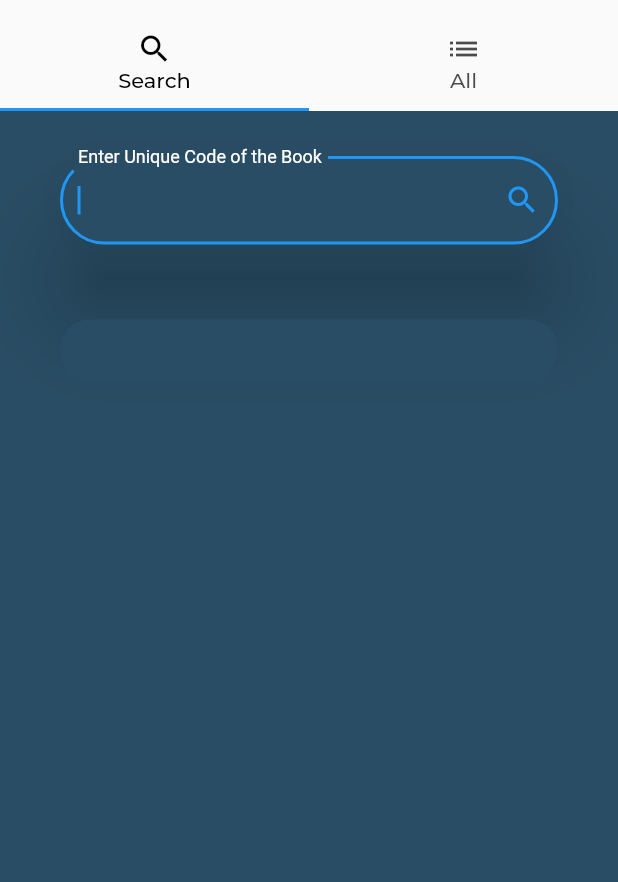
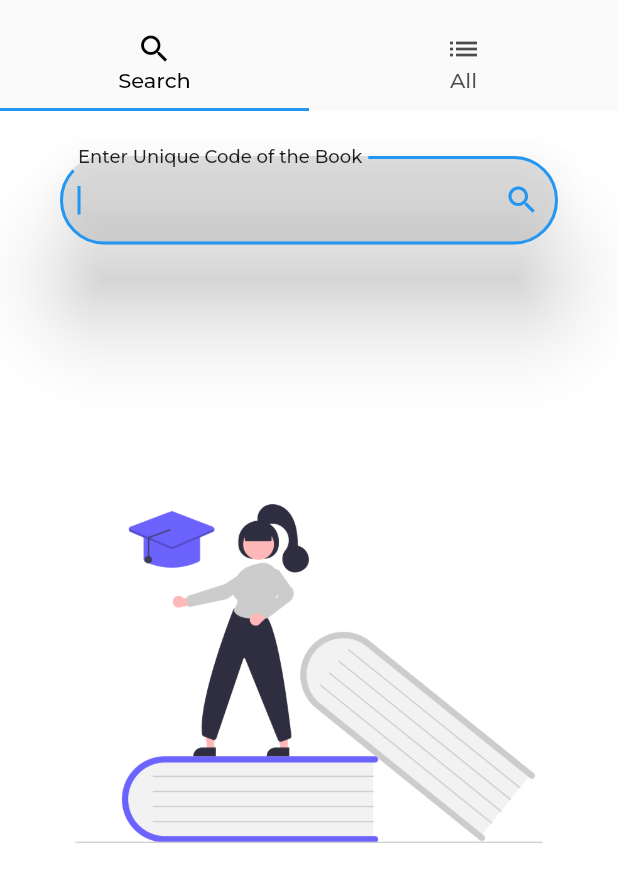
Before and after one commit to Im-gkira/library_management_system, a Flutter app: the IssuedBooks screen opened by its route, on a phone screen of 412 x 824 dp. Shown: the top 882 px of the screen. Run offline on Flutter 3.47's test engine with Material 2 defaults, Android fonts, the phone set to English and light mode, and no system bars; our stand-ins replace auto_size_text, bottom_navy_bar, carousel_slider, cloud_firestore, firebase_auth, firebase_core and 4 more; missing offline and left inert: drawing_animation; accounts and stored records are empty; Roboto replaces fonts that are missing (Poppins).

Commit message:
Styling of Admin Interface

```diff
--- a/lib/Screens/issued_books_screen.dart
+++ b/lib/Screens/issued_books_screen.dart
@@ -29,7 +29,7 @@ class _IssuedBooksState extends State<IssuedBooks> {
   // The list is emptied in the beginning.
   // The data is sorted in accordance to the due date to show the whose date is near on the top.
   void viewIssuedBooks() async {
-    try{
+    try {
       var bookData =
           await _firestore.collection('issued books').orderBy('Due Date').get();
       setState(() {
@@ -44,9 +44,10 @@ class _IssuedBooksState extends State<IssuedBooks> {
           );
         }
       });
-    }
-    catch(e){
-      Fluttertoast.showToast(msg: e.toString(),);
+    } catch (e) {
+      Fluttertoast.showToast(
+        msg: e.toString(),
+      );
     }
   }
 
@@ -57,7 +58,9 @@ class _IssuedBooksState extends State<IssuedBooks> {
       var bookData =
           await _firestore.collection('issued books').doc(enteredCode).get();
       if (bookData.data() == null) {
-        Fluttertoast.showToast(msg: 'Book Not Found',);
+        Fluttertoast.showToast(
+          msg: 'Book Not Found',
+        );
         // print('Book Not Found');
       } else {
         setState(() {
@@ -72,7 +75,9 @@ class _IssuedBooksState extends State<IssuedBooks> {
         });
       }
     } catch (e) {
-      Fluttertoast.showToast(msg: e.toString(),);
+      Fluttertoast.showToast(
+        msg: e.toString(),
+      );
     }
   }
 
@@ -100,7 +105,7 @@ class _IssuedBooksState extends State<IssuedBooks> {
       child: Scaffold(
         resizeToAvoidBottomInset: false,
         appBar: TabBar(
-            onTap: (value){
+          onTap: (value) {
             SystemChannels.textInput.invokeMethod('TextInput.hide');
             SystemChrome.setEnabledSystemUIOverlays([SystemUiOverlay.bottom]);
           },
@@ -127,23 +132,21 @@ class _IssuedBooksState extends State<IssuedBooks> {
           children: [
             Container(
               decoration: BoxDecoration(
-                    gradient: LinearGradient(
-                        begin: Alignment.centerRight,
-                        end: Alignment.bottomLeft,
-                        colors: [
-                      Color(0Xff294D64),
-                      Color(0Xff294D64),
-                    ])),
+                image: DecorationImage(
+                  image: AssetImage("images/allBooks.png"),
+                ),
+                color: Colors.white,
+              ),
               child: ListView(
                 children: [
                   Card(
                     shape: RoundedRectangleBorder(
                         borderRadius: BorderRadius.circular(35.0)),
-                      margin: EdgeInsets.symmetric(
-                          horizontal: 40.0, vertical: 30.0),
+                    margin:
+                        EdgeInsets.symmetric(horizontal: 40.0, vertical: 30.0),
                     elevation: 26.0,
                     shadowColor: Colors.black,
-                      color: Color(0Xff294D64),
+                    color: Color(0Xaa999999).withOpacity(0.3),
                     child: TextFormField(
                       autofocus: true,
                       keyboardAppearance: Brightness.dark,
@@ -152,7 +155,9 @@ class _IssuedBooksState extends State<IssuedBooks> {
                       },
                       validator: (val) {
                         if (val.length == 0) {
-                            Fluttertoast.showToast(msg: 'Type The Book Code',);
+                          Fluttertoast.showToast(
+                            msg: 'Type The Book Code',
+                          );
                           return "Please type the code of the book";
                         } else {
                           return null;
@@ -161,16 +166,19 @@ class _IssuedBooksState extends State<IssuedBooks> {
                       keyboardType: TextInputType.number,
                       style: new TextStyle(
                         fontFamily: "Poppins",
-                          color: Colors.white,
+                        color: Colors.black87,
                       ),
                       decoration: InputDecoration(
                         suffixIcon: IconButton(
                             icon: Icon(Icons.search),
                             onPressed: viewEnteredBook),
                         labelText: "Enter Unique Code of the Book",
-                          labelStyle: TextStyle(
-                            color: Colors.white,
-                          ),
+                        labelStyle: GoogleFonts.montserrat(
+                            textStyle: TextStyle(
+                          fontSize: 16,
+                          color: Colors.black87,
+                          fontWeight: FontWeight.w500,
+                        )),
                         fillColor: Colors.white,
                         border: OutlineInputBorder(
                           borderRadius: BorderRadius.circular(35.0),
@@ -182,14 +190,16 @@ class _IssuedBooksState extends State<IssuedBooks> {
                   Card(
                     shape: RoundedRectangleBorder(
                         borderRadius: BorderRadius.circular(35.0)),
-                      margin: EdgeInsets.symmetric(
-                          horizontal: 40.0, vertical: 20.0),
+                    margin:
+                        EdgeInsets.symmetric(horizontal: 40.0, vertical: 20.0),
                     elevation: enteredBookWidgetList.length == 0 ? 0 : 26.0,
                     shadowColor: Colors.black,
                     color: Color(0Xff294D64),
                     child: SingleChildScrollView(
                       child: Padding(
-                          padding: const EdgeInsets.symmetric(
+                        padding: enteredBookWidgetList.length == 0
+                            ? EdgeInsets.all(0)
+                            : const EdgeInsets.symmetric(
                                 vertical: 20.0, horizontal: 10.0),
                         child: DefaultTextStyle(
                           style: GoogleFonts.montserrat(
@@ -214,38 +224,45 @@ class _IssuedBooksState extends State<IssuedBooks> {
               ),
             ),
             Container(
+              decoration: BoxDecoration(
+                image: DecorationImage(
+                  image: AssetImage("images/allBooks.png"),
+                ),
+                color: Colors.white,
+              ),
               child: ListView(
                 //crossAxisAlignment: CrossAxisAlignment.stretch,
                 //mainAxisAlignment: MainAxisAlignment.end,
                 children: [
                   Container(
+                    margin: EdgeInsets.only(top: 20.0),
                       child: Center(
                     child: Text(
                       'To view Please Press the Button',
                       style: GoogleFonts.montserrat(
-                          fontSize: 19.0,
-                          fontWeight: FontWeight.w900,
+                        fontSize: 20.0,
+                        fontWeight: FontWeight.w800,
                       ),
                     ),
                   )),
                   Card(
                     shape: RoundedRectangleBorder(
                         borderRadius: BorderRadius.circular(35.0)),
-                      margin: EdgeInsets.symmetric(
-                          horizontal: 40.0, vertical: 20.0),
+                    margin:
+                        EdgeInsets.symmetric(horizontal: 40.0, vertical: 20.0),
                     elevation: issuedBookWidgetList.length == 0 ? 0 : 26.0,
-                      shadowColor: Colors.black,
-                      color: Color(0Xff294D64),
+                    shadowColor: Colors.white,
+                    color: Color(0X00FFFFFF).withOpacity(0.1),
                     child: SingleChildScrollView(
                       child: Padding(
                         padding: const EdgeInsets.symmetric(
-                              vertical: 30.0, horizontal: 10.0),
+                            vertical: 30.0, horizontal: 15.0),
                         child: DefaultTextStyle(
                           style: GoogleFonts.montserrat(
                               textStyle: TextStyle(
-                              color: Colors.white,
+                            color: Colors.black,
                             fontSize: 16.0,
-                              fontWeight: FontWeight.normal,
+                            fontWeight: FontWeight.w500,
                             letterSpacing: 1.6,
                           )),
                           child: Builder(
@@ -256,8 +273,7 @@ class _IssuedBooksState extends State<IssuedBooks> {
                                   scrollDirection: Axis.vertical,
                                   child: Column(
                                       children: List.generate(
-                                            issuedBookWidgetList.length,
-                                            (index) {
+                                          issuedBookWidgetList.length, (index) {
                                     return Column(children: [
                                       issuedBookWidgetList[index],
                                       SizedBox(
@@ -278,9 +294,12 @@ class _IssuedBooksState extends State<IssuedBooks> {
                     ),
                   ),
                   Card(
+                    margin: EdgeInsets.only(left: 40,right: 40,top: 10),
+                    shape: RoundedRectangleBorder(
+                        borderRadius: BorderRadius.circular(10.0)),
                     child: Padding(
                       padding: const EdgeInsets.symmetric(
-                            horizontal: 50.0, vertical: 50.0),
+                          horizontal: 5.0, vertical: 5.0),
                       child: Container(
                         decoration: BoxDecoration(
                           gradient: LinearGradient(
```
Also changed, not shown: images/allBooks.png (added). Lines whose indentation alone changed are shown as unchanged.
